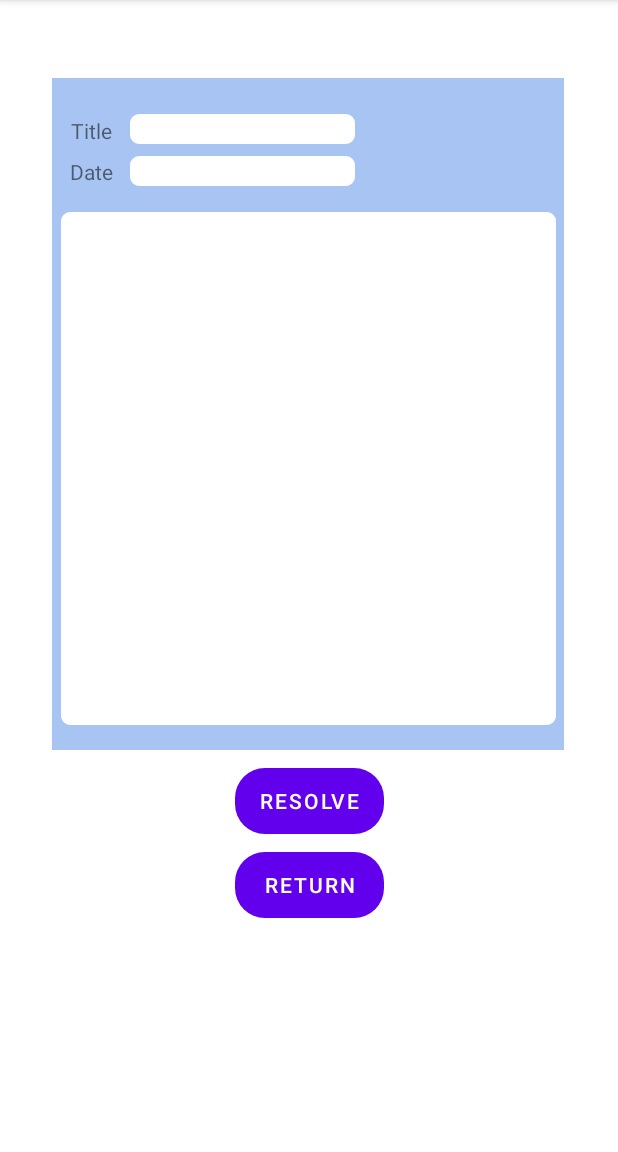
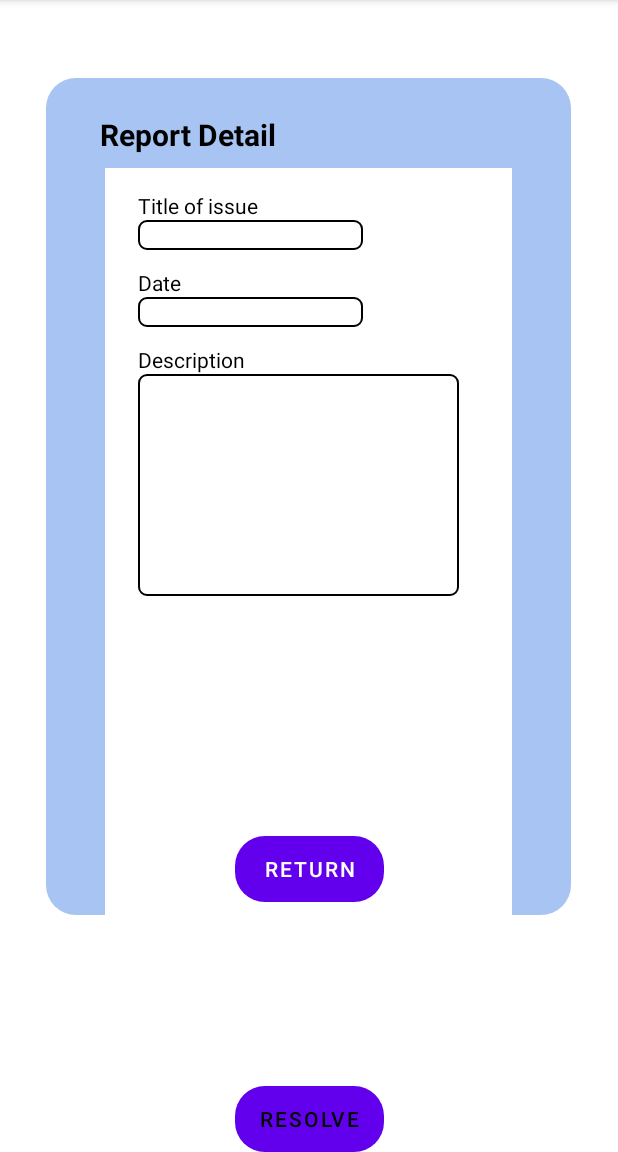
Before and after one commit to Baemee/FYP-22-S2-21-Mobile, an Android app: the Report screen opened directly, with no data from a screen before it, on a phone screen of 412 x 824 dp, the part 84-1236 px from its top. Run offline under Robolectric (Android 15) with nearby library versions, the phone set to English and light mode, and no system bars; our stand-ins replace Volley; network calls fail.

Commit message:
change some UI
View bills have some problems

```diff
--- /dev/null
+++ b/app/src/main/res/drawable/home.xml
@@ -0,0 +1,5 @@
+<vector android:height="24dp" android:tint="#000000"
+    android:viewportHeight="24" android:viewportWidth="24"
+    android:width="24dp" xmlns:android="http://schemas.android.com/apk/res/android">
+    <path android:fillColor="@android:color/white" android:pathData="M10,20v-6h4v6h5v-8h3L12,3 2,12h3v8z"/>
+</vector>
--- a/app/src/main/res/drawable/textview_border.xml
+++ b/app/src/main/res/drawable/textview_border.xml
@@ -2,10 +2,9 @@
 <shape xmlns:android="http://schemas.android.com/apk/res/android" android:shape = "rectangle" >
 
     <stroke
-        android:color="@color/black"
-        android:width="1dp"
-        >
+        android:color="@color/black" android:width="1dp">
     </stroke>
+
 
     <corners android:bottomLeftRadius="5dp" android:topRightRadius="5dp"
         android:topLeftRadius="5dp" android:bottomRightRadius="5dp"/>
--- a/app/src/main/res/layout/activity_report.xml
+++ b/app/src/main/res/layout/activity_report.xml
@@ -8,11 +8,11 @@
 
     <TextView
         android:id="@+id/tv_ResolveBox"
-        android:layout_width="341dp"
-        android:layout_height="448dp"
+        android:layout_width="350dp"
+        android:layout_height="558dp"
 
         android:layout_marginTop="52dp"
-        android:background="@drawable/blackstroke"
+        android:background="@drawable/button_border"
         android:backgroundTint="@color/lightblue"
         app:layout_constraintEnd_toEndOf="parent"
         app:layout_constraintHorizontal_bias="0.491"
@@ -20,87 +20,120 @@
         app:layout_constraintTop_toTopOf="parent" />
 
     <TextView
+        android:id="@+id/tv_box"
+        android:layout_width="271dp"
+        android:layout_height="498dp"
+        android:background="@color/white"
+        app:layout_constraintBottom_toBottomOf="@+id/tv_ResolveBox"
+        app:layout_constraintEnd_toEndOf="@+id/tv_ResolveBox"
+        app:layout_constraintStart_toStartOf="@+id/tv_ResolveBox" />
+
+    <TextView
         android:id="@+id/tv_ReportTitle"
         android:layout_width="150dp"
         android:layout_height="20dp"
-        android:layout_marginStart="52dp"
-        android:layout_marginTop="76dp"
         android:background="@drawable/textview_border"
-        android:backgroundTint="@color/white"
+
         android:textAlignment="center"
         android:textColor="@color/black"
 
-        app:layout_constraintStart_toStartOf="@+id/tv_ResolveBox"
-        app:layout_constraintTop_toTopOf="parent" />
-
+        app:layout_constraintEnd_toEndOf="@+id/tv_report"
+        app:layout_constraintHorizontal_bias="0.0"
+        app:layout_constraintStart_toStartOf="@+id/tv_reporttitle"
+        app:layout_constraintTop_toBottomOf="@+id/tv_reporttitle" />
 
     <Button
         android:id="@+id/btn_Resolve"
         android:layout_width="99dp"
         android:layout_height="44dp"
-        android:layout_marginTop="12dp"
         android:background="@drawable/button_border"
-
         android:text="Resolve"
+        android:textColor="@color/black"
+        app:layout_constraintBottom_toBottomOf="parent"
         app:layout_constraintEnd_toEndOf="parent"
-        app:layout_constraintStart_toStartOf="parent"
-
-        app:layout_constraintTop_toBottomOf="@+id/tv_ResolveBox" />
+        app:layout_constraintStart_toStartOf="parent" />
 
     <Button
         android:id="@+id/btn_ResolveReturn"
         android:layout_width="99dp"
         android:layout_height="44dp"
-        android:layout_marginTop="12dp"
+        android:layout_marginTop="160dp"
         android:background="@drawable/button_border"
-
         android:text="Return"
         app:layout_constraintEnd_toEndOf="parent"
         app:layout_constraintStart_toStartOf="parent"
-        app:layout_constraintTop_toBottomOf="@+id/btn_Resolve" />
+        app:layout_constraintTop_toBottomOf="@+id/tv_resolve" />
 
     <TextView
         android:id="@+id/tv_reporttitle"
         android:layout_width="wrap_content"
         android:layout_height="wrap_content"
-        android:layout_marginBottom="8dp"
-        android:text="Title"
-        app:layout_constraintBottom_toTopOf="@+id/tv_reportdate"
-        app:layout_constraintEnd_toStartOf="@+id/tv_ReportTitle"
-        app:layout_constraintHorizontal_bias="0.52"
-        app:layout_constraintStart_toStartOf="@+id/tv_ResolveBox" />
+        android:layout_marginTop="20dp"
+        android:layout_marginEnd="48dp"
+        android:text="Title of issue"
+        android:textColor="@color/black"
+        app:layout_constraintEnd_toEndOf="@+id/tv_report"
+        app:layout_constraintHorizontal_bias="1.0"
+        app:layout_constraintStart_toStartOf="@+id/tv_ResolveBox"
+        app:layout_constraintTop_toBottomOf="@+id/tv_report" />
 
     <TextView
         android:id="@+id/tv_reportdate"
         android:layout_width="wrap_content"
         android:layout_height="wrap_content"
+        android:layout_marginTop="12dp"
         android:text="Date"
-        app:layout_constraintBottom_toBottomOf="@+id/tv_reportDate"
-        app:layout_constraintEnd_toStartOf="@+id/tv_reportDate"
-        app:layout_constraintStart_toStartOf="@+id/tv_ResolveBox" />
+        android:textColor="@color/black"
+        app:layout_constraintEnd_toEndOf="@+id/tv_reportDate"
+        app:layout_constraintHorizontal_bias="0.0"
+        app:layout_constraintStart_toStartOf="@+id/tv_ReportTitle"
+        app:layout_constraintTop_toBottomOf="@+id/tv_ReportTitle" />
 
     <TextView
         android:id="@+id/tv_reportDate"
         android:layout_width="150dp"
         android:layout_height="20dp"
-        android:layout_marginTop="8dp"
         android:background="@drawable/textview_border"
-        android:backgroundTint="@color/white"
+
         app:layout_constraintEnd_toEndOf="@+id/tv_ReportTitle"
-        app:layout_constraintHorizontal_bias="0.0"
         app:layout_constraintStart_toStartOf="@+id/tv_ReportTitle"
-        app:layout_constraintTop_toBottomOf="@+id/tv_ReportTitle" />
+        app:layout_constraintTop_toBottomOf="@+id/tv_reportdate" />
 
     <TextView
         android:id="@+id/tv_resolve"
-        android:layout_width="330dp"
-        android:layout_height="342dp"
+        android:layout_width="214dp"
+        android:layout_height="148dp"
         android:background="@drawable/textview_border"
-        android:backgroundTint="@color/white"
 
-        app:layout_constraintBottom_toBottomOf="@+id/tv_ResolveBox"
+
         app:layout_constraintEnd_toEndOf="@+id/tv_ResolveBox"
+        app:layout_constraintHorizontal_bias="0.0"
+        app:layout_constraintStart_toStartOf="@+id/tv_reportDate"
+        app:layout_constraintTop_toBottomOf="@+id/tv_description" />
+
+    <TextView
+        android:id="@+id/tv_report"
+        android:layout_width="153dp"
+        android:layout_height="31dp"
+        android:layout_marginStart="36dp"
+        android:layout_marginTop="24dp"
+        android:text="Report Detail"
+        android:textColor="@color/black"
+        android:textSize="20dp"
+        android:textStyle="bold"
         app:layout_constraintStart_toStartOf="@+id/tv_ResolveBox"
-        app:layout_constraintTop_toBottomOf="@+id/tv_reportDate" />
+        app:layout_constraintTop_toTopOf="@+id/tv_ResolveBox" />
+
+    <TextView
+        android:id="@+id/tv_description"
+        android:layout_width="wrap_content"
+        android:layout_height="wrap_content"
+        android:layout_marginTop="32dp"
+        android:text="Description"
+        android:textColor="@color/black"
+        app:layout_constraintEnd_toEndOf="@+id/tv_resolve"
+        app:layout_constraintHorizontal_bias="0.0"
+        app:layout_constraintStart_toStartOf="@+id/tv_reportdate"
+        app:layout_constraintTop_toBottomOf="@+id/tv_reportdate" />
 
 </androidx.constraintlayout.widget.ConstraintLayout>
--- a/app/src/main/res/values/strings.xml
+++ b/app/src/main/res/values/strings.xml
@@ -4,8 +4,7 @@
     <string name="Login"><b><u>Login</u></b></string>
 
     <string name="confirm">
-        Confirm New <br></br>
-        Password:
+        Confirm Password:
     </string>
     <string name="title_activity_bill_details">BillDetails</string>
     <!-- Strings used for fragments for navigation -->
@@ -16,5 +15,7 @@
 
     <string name="hello_first_fragment">Hello first fragment</string>
     <string name="hello_second_fragment">Hello second fragment. Arg: %1$s</string>
+    <!-- TODO: Remove or change this placeholder text -->
+    <string name="hello_blank_fragment">Hello blank fragment</string>
 
 </resources>
```
Also changed, not shown: app/src/main/java/com/example/fyp_22_s22_21_mobile/Bills.java (+15 -1 lines), app/src/main/java/com/example/fyp_22_s22_21_mobile/Profile.java (added, +64 -0 lines), app/src/main/java/com/example/fyp_22_s22_21_mobile/UpdatePassword.java (+1 -13 lines), app/src/main/java/com/example/fyp_22_s22_21_mobile/support/BillData.java (+22 -12 lines), app/src/main/java/com/example/fyp_22_s22_21_mobile/support/BillDataAdapter.java (+13 -6 lines), app/src/main/res/layout/activity_create_report.xml (+77 -49 lines), app/src/main/res/layout/activity_homepage.xml (+25 -0 lines), app/src/main/res/layout/activity_main.xml (+31 -21 lines), app/src/main/res/layout/activity_update_password.xml (+58 -71 lines), app/src/main/res/layout/billviewlist.xml (+42 -24 lines), app/src/main/res/layout/fragment_profile.xml (added, +14 -0 lines), app/src/main/res/navigation/bottom_nav.xml (added, +11 -0 lines), app/src/main/res/drawable/logo.png (added).
